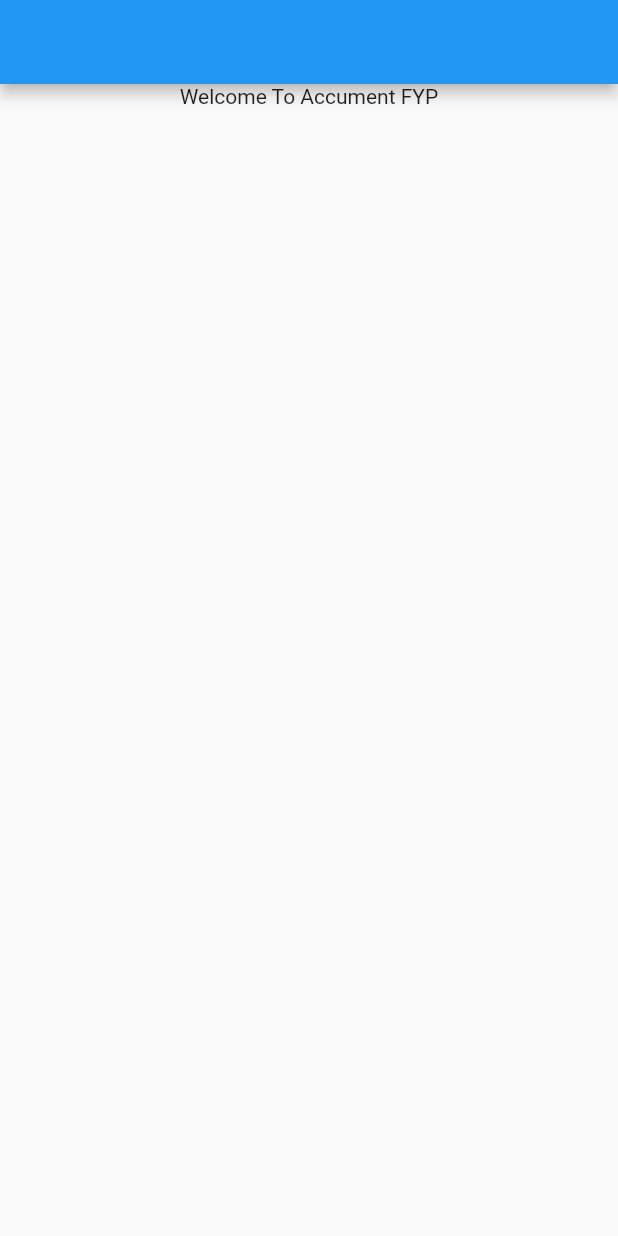
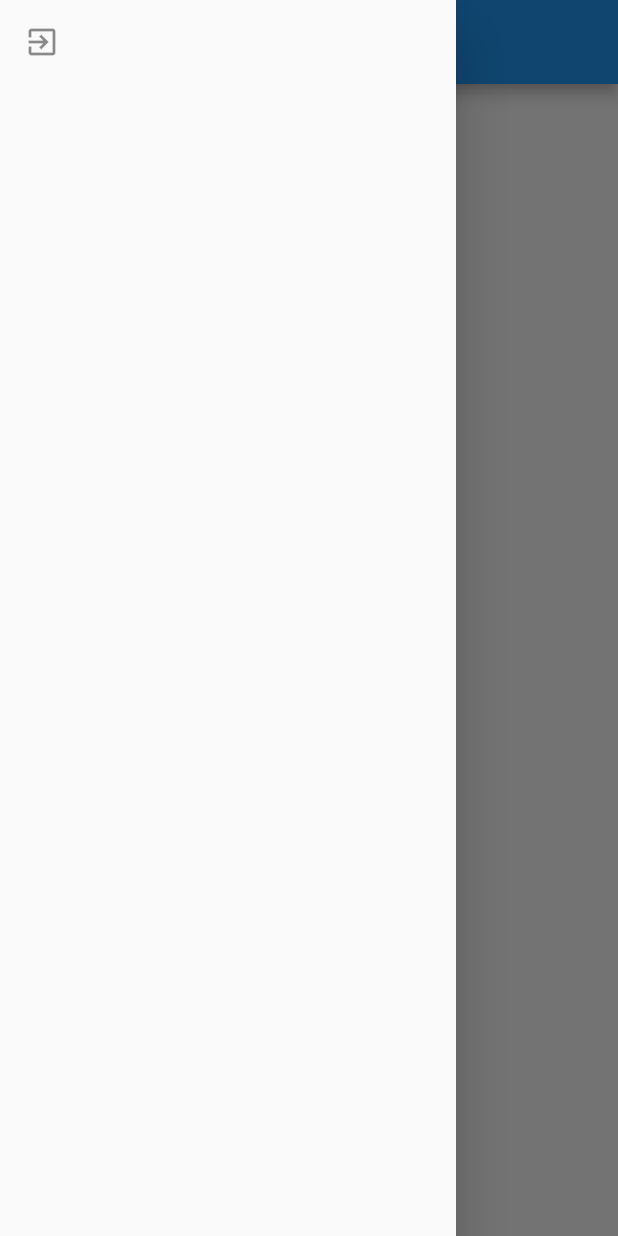
Before and after one commit to Shahidbangash/acumenmobile, a Flutter app: the screen it shows after launch, with the side drawer open (before the commit the screen has no drawer), on a phone screen of 412 x 824 dp. Run offline on Flutter 3.47's test engine with Material 2 defaults, Android fonts, the light colour scheme and no system bars; our stand-ins replace firebase_core; accounts and stored records are empty.

Commit message:
home screen drawer added

```diff
--- a/lib/Screens/homePage/HomeScreen.dart
+++ b/lib/Screens/homePage/HomeScreen.dart
@@ -1,3 +1,4 @@
+import 'package:acumenmobile/reusableFunction/FirebaseAuthentication.dart';
 import 'package:flutter/material.dart';
 
 //  This is the Home Screen
@@ -14,6 +15,22 @@ class _HomePageState extends State<HomePage> {
   Widget build(BuildContext context) {
     return Scaffold(
       appBar: AppBar(),
+      drawer: Drawer(
+        child: ListView(
+          children: [
+            getCurrentUser() != null
+                ? ListTile(
+                    leading: Icon(Icons.exit_to_app),
+                    onTap: () {
+                      logOut();
+                    },
+                  )
+                : ListTile(
+                    leading: Icon(Icons.login),
+                  ),
+          ],
+        ),
+      ),
       body: SingleChildScrollView(
         child: Column(
           children: [
```
